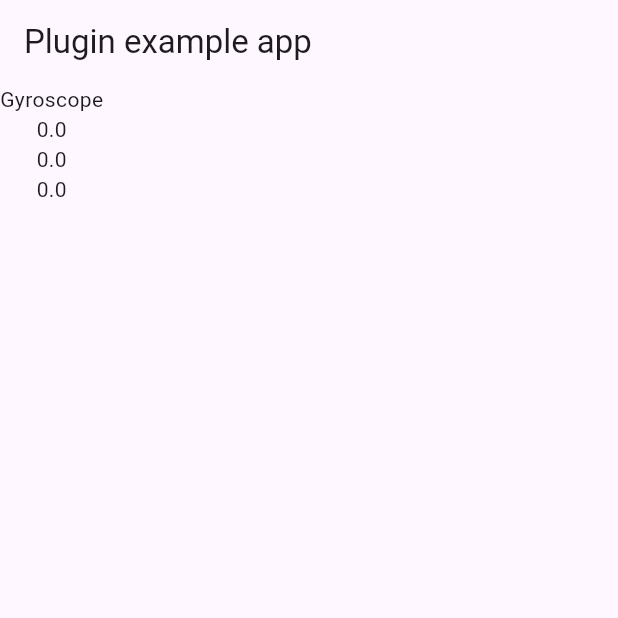
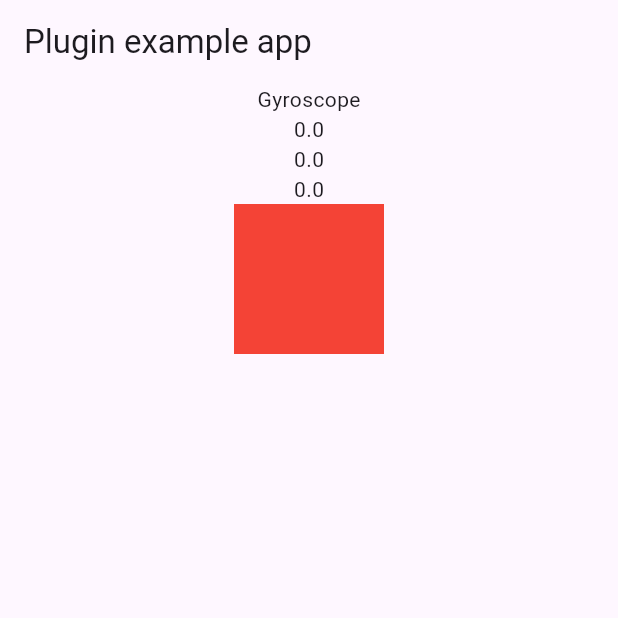
Before and after one commit to wjlee611/gyro_provider, a Flutter app: the screen it shows after launch, on a phone screen of 412 x 824 dp, the top half of it. Run offline on Flutter 3.47's test engine with Material 3 defaults, Android fonts, the phone set to English and light mode, and no system bars.

```diff
--- a/example/lib/main.dart
+++ b/example/lib/main.dart
@@ -20,13 +20,29 @@ class _MyAppState extends State<MyApp> {
         appBar: AppBar(
           title: const Text('Plugin example app'),
         ),
-        body: GyroProvider(
-          builder: (context, gyroscope, rotation) => Column(
+        body: Center(
+          child: Column(
             children: [
-              const Text('Gyroscope'),
-              Text(gyroscope.x.toString()),
-              Text(gyroscope.y.toString()),
-              Text(gyroscope.z.toString()),
+              GyroProvider(
+                rotation: (vector) {
+                  print(vector);
+                },
+                builder: (context, gyroscope, rotation) => Column(
+                  children: [
+                    const Text('Gyroscope'),
+                    Text(gyroscope.x.toString()),
+                    Text(gyroscope.y.toString()),
+                    Text(gyroscope.z.toString()),
+                  ],
+                ),
+              ),
+              GyroWidget.card(
+                child: Container(
+                  color: Colors.red,
+                  width: 100,
+                  height: 100,
+                ),
+              ),
             ],
           ),
         ),
--- a/lib/provider/gyroscope.dart
+++ /dev/null
@@ -1,23 +0,0 @@
-import 'package:flutter/services.dart';
-import 'package:gyro_provider/models/vector_model.dart';
-
-class Gyroscope {
-  static final Gyroscope _instance = Gyroscope._();
-  factory Gyroscope() {
-    return _instance;
-  }
-  Gyroscope._();
-
-  final EventChannel _eventChannel = const EventChannel('gyro_event_channel');
-
-  Stream<VectorModel> getGyroscope() {
-    return _eventChannel.receiveBroadcastStream().map((event) {
-      var sensorRes = event as List<double>;
-      return VectorModel(
-        sensorRes[0],
-        sensorRes[1],
-        sensorRes[2],
-      );
-    });
-  }
-}
```
Also changed, not shown: lib/gyro_provider.dart (+65 -71 lines), lib/provider/gyroscope_provider.dart (added, +28 -0 lines), lib/provider/rotation.dart (deleted, +0 -23 lines), lib/provider/rotation_provider.dart (added, +28 -0 lines).
